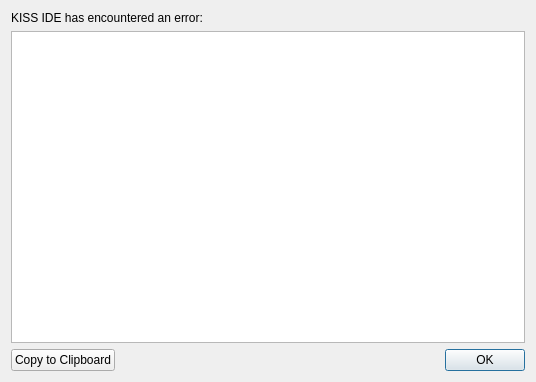
This is ui/MessageDialog.ui in kipr/kiss as Qt 5 draws it before an edit. The edited form follows.
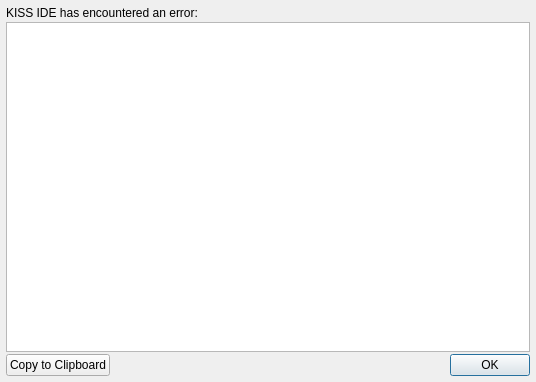
This is the edited form.

The edit to the form file:
```diff
--- a/ui/MessageDialog.ui
+++ b/ui/MessageDialog.ui
@@ -14,6 +14,12 @@
    <string>Error</string>
   </property>
   <layout class="QVBoxLayout" name="verticalLayout">
+   <property name="spacing">
+    <number>2</number>
+   </property>
+   <property name="margin">
+    <number>6</number>
+   </property>
    <item>
     <widget class="QLabel" name="ui_label">
      <property name="text">
```
